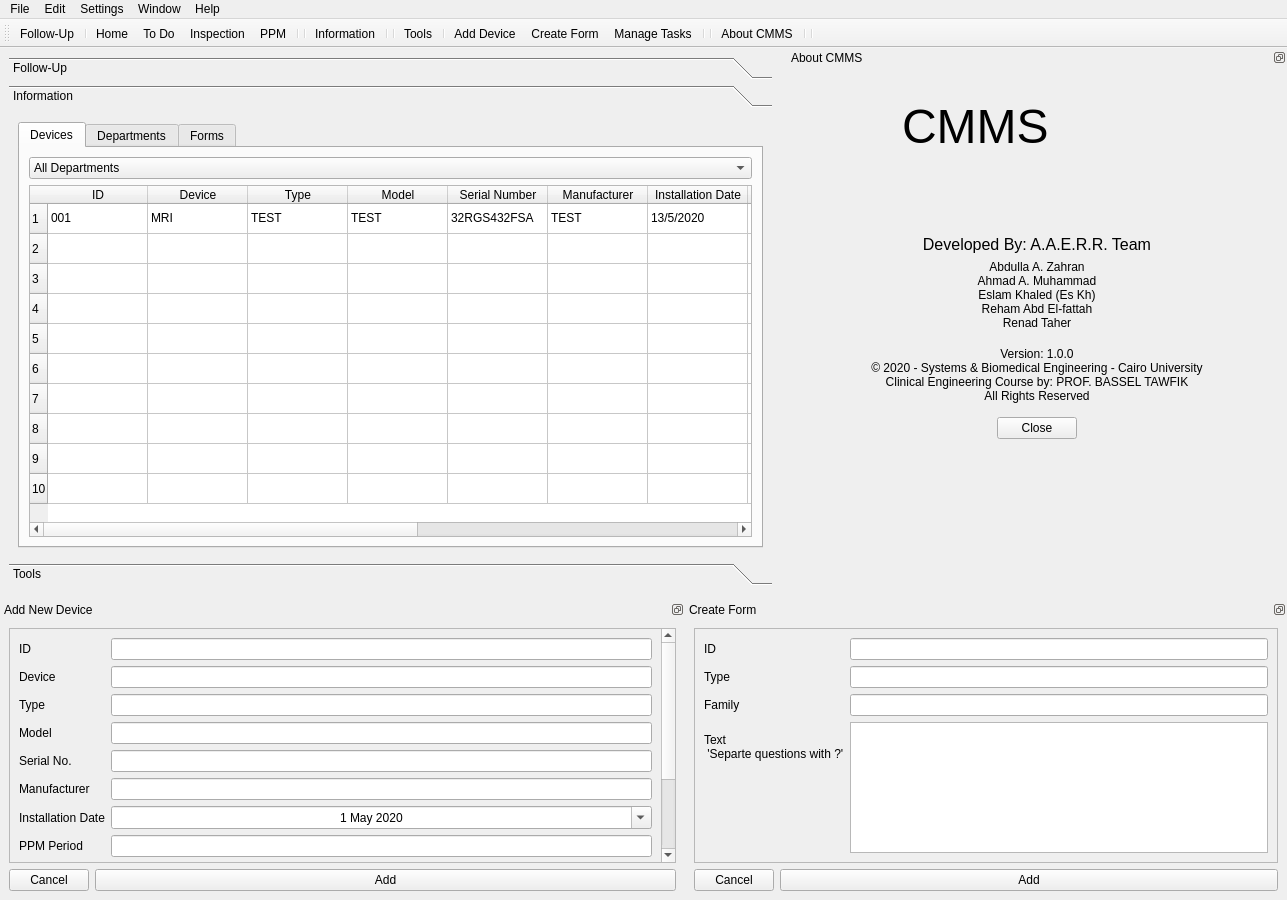
Qt form CMMS.ui (ASquaredM/CMMS-for-healthcare-institutions) before a commit.
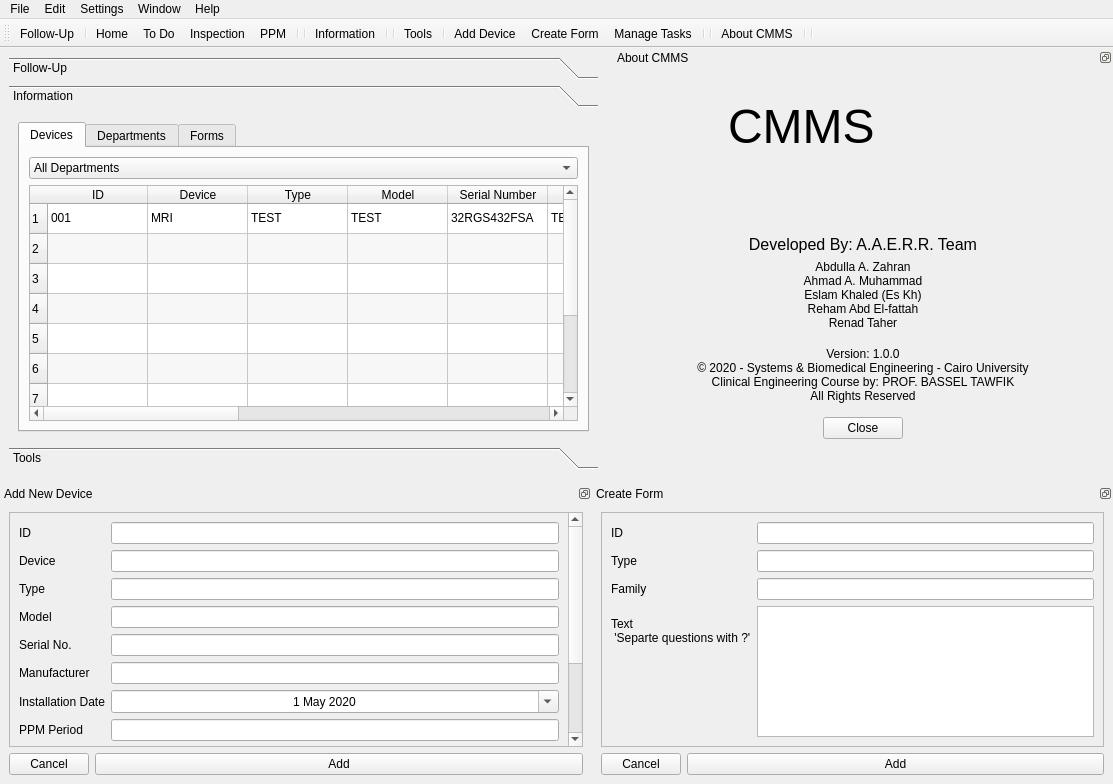
The same form after that commit. The open tabs and pages were chosen to show the change. Icons and pictures are not drawn.

Commit message:
submit forms answers to database for both daily inspection and ppm
ui+sql edited

Patch:
```diff
--- a/CMMS.ui
+++ b/CMMS.ui
@@ -6,8 +6,8 @@
    <rect>
     <x>0</x>
     <y>0</y>
-    <width>1287</width>
-    <height>900</height>
+    <width>1113</width>
+    <height>784</height>
    </rect>
   </property>
   <property name="windowTitle">
@@ -1564,8 +1564,8 @@
         <rect>
          <x>0</x>
          <y>0</y>
-         <width>763</width>
-         <height>400</height>
+         <width>589</width>
+         <height>284</height>
         </rect>
        </property>
        <attribute name="icon">
@@ -1622,9 +1622,18 @@
             </item>
             <item>
              <widget class="QTableWidget" name="Devices_table">
+              <property name="alternatingRowColors">
+               <bool>true</bool>
+              </property>
+              <property name="sortingEnabled">
+               <bool>true</bool>
+              </property>
               <property name="rowCount">
                <number>10</number>
               </property>
+              <attribute name="verticalHeaderShowSortIndicator" stdset="0">
+               <bool>true</bool>
+              </attribute>
               <row/>
               <row/>
               <row/>
@@ -2089,7 +2098,7 @@
     <rect>
      <x>0</x>
      <y>0</y>
-     <width>1287</width>
+     <width>1113</width>
      <height>25</height>
     </rect>
    </property>
@@ -2342,7 +2351,7 @@
          <rect>
           <x>0</x>
           <y>-108</y>
-          <width>636</width>
+          <width>753</width>
           <height>332</height>
          </rect>
         </property>
@@ -2607,7 +2616,7 @@
          <rect>
           <x>0</x>
           <y>0</y>
-          <width>588</width>
+          <width>297</width>
           <height>224</height>
          </rect>
         </property>
```
Left out of the diff: 38 changed lines with no effect on the pictures. The commit also changes 3 other files.
